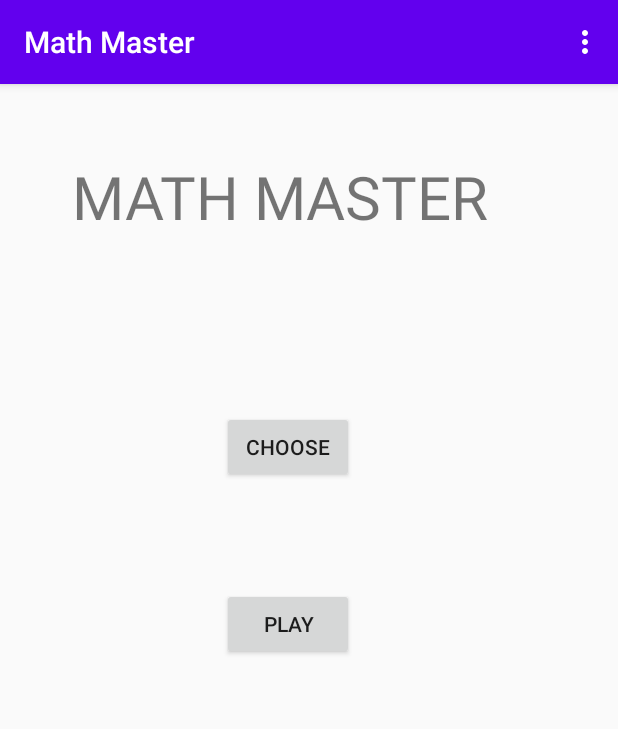
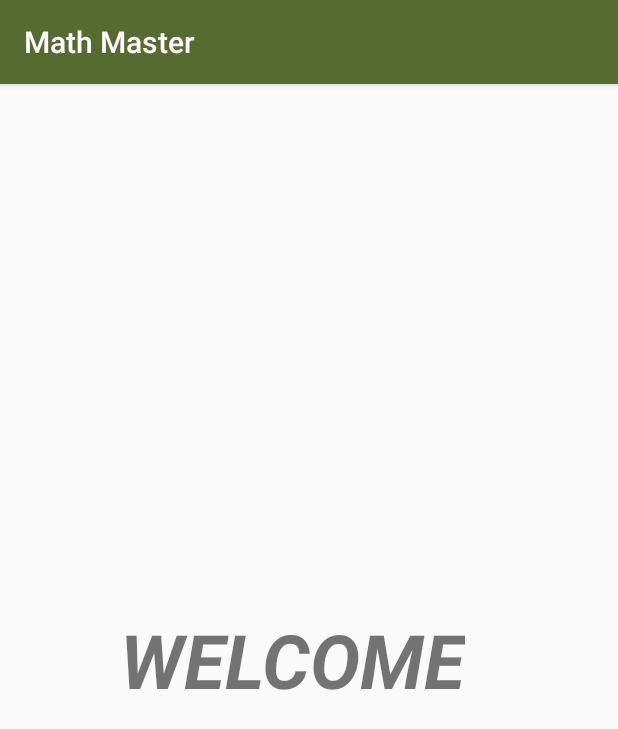
Before and after one commit to khyati393/math-master, an Android app: the first screen one second after launch (MainActivity), on a phone screen of 412 x 824 dp. Shown: the top 729 px of the screen. Run offline under Robolectric (Android 15) with nearby library versions, the light colour scheme and no system bars.

Commit message:
update code

```diff
--- a/app/src/main/AndroidManifest.xml
+++ b/app/src/main/AndroidManifest.xml
@@ -9,6 +9,7 @@
         android:roundIcon="@mipmap/ic_launcher_round"
         android:supportsRtl="true"
         android:theme="@style/AppTheme">
+        <activity android:name=".HomeActivity"></activity>
         <activity android:name=".MainActivity">
             <intent-filter>
                 <action android:name="android.intent.action.MAIN" />
--- a/app/src/main/res/layout/activity_main.xml
+++ b/app/src/main/res/layout/activity_main.xml
@@ -1,33 +1,17 @@
 <?xml version="1.0" encoding="utf-8"?>
 <androidx.appcompat.widget.LinearLayoutCompat xmlns:android="http://schemas.android.com/apk/res/android"
     xmlns:tools="http://schemas.android.com/tools"
-    android:layout_width="wrap_content"
-    android:layout_height="wrap_content"
-    android:orientation="vertical"
-    tools:context=".MainActivity">
+    android:layout_width="match_parent"
+    android:layout_height="match_parent"
+    tools:context=".HomeActivity">
 
-    <androidx.appcompat.widget.AppCompatTextView
+    <TextView
         android:layout_width="wrap_content"
         android:layout_height="wrap_content"
-        android:layout_margin="48dp"
-        android:text="math master"
+        android:layout_gravity="center"
+        android:layout_marginLeft="80dp"
+        android:text="Welcome"
         android:textAllCaps="true"
-        android:textSize="40sp" />
-
-    <Button
-        android:layout_width="wrap_content"
-        android:layout_height="wrap_content"
-        android:layout_marginLeft="148dp"
-        android:layout_marginTop="68dp"
-        android:layout_marginRight="148dp"
-        android:text="Choose" />
-
-    <Button
-        android:layout_width="wrap_content"
-        android:layout_height="wrap_content"
-        android:layout_marginLeft="148dp"
-        android:layout_marginTop="70dp"
-        android:layout_marginRight="148dp"
-        android:text="Play" />
-
+        android:textSize="50sp"
+        android:textStyle="bold|italic" />
 </androidx.appcompat.widget.LinearLayoutCompat>
--- a/app/src/main/res/values/styles.xml
+++ b/app/src/main/res/values/styles.xml
@@ -3,8 +3,8 @@
     <!-- Base application theme. -->
     <style name="AppTheme" parent="Theme.AppCompat.Light.DarkActionBar">
         <!-- Customize your theme here. -->
-        <item name="colorPrimary">@color/colorPrimary</item>
-        <item name="colorPrimaryDark">@color/colorPrimaryDark</item>
+        <item name="colorPrimary">#556b2f</item>
+        <item name="colorPrimaryDark">#006400</item>
         <item name="colorAccent">@color/colorAccent</item>
     </style>
 
```
Also changed, not shown: app/src/main/java/com/example/mathmaster/MainActivity.java (+13 -40 lines).
